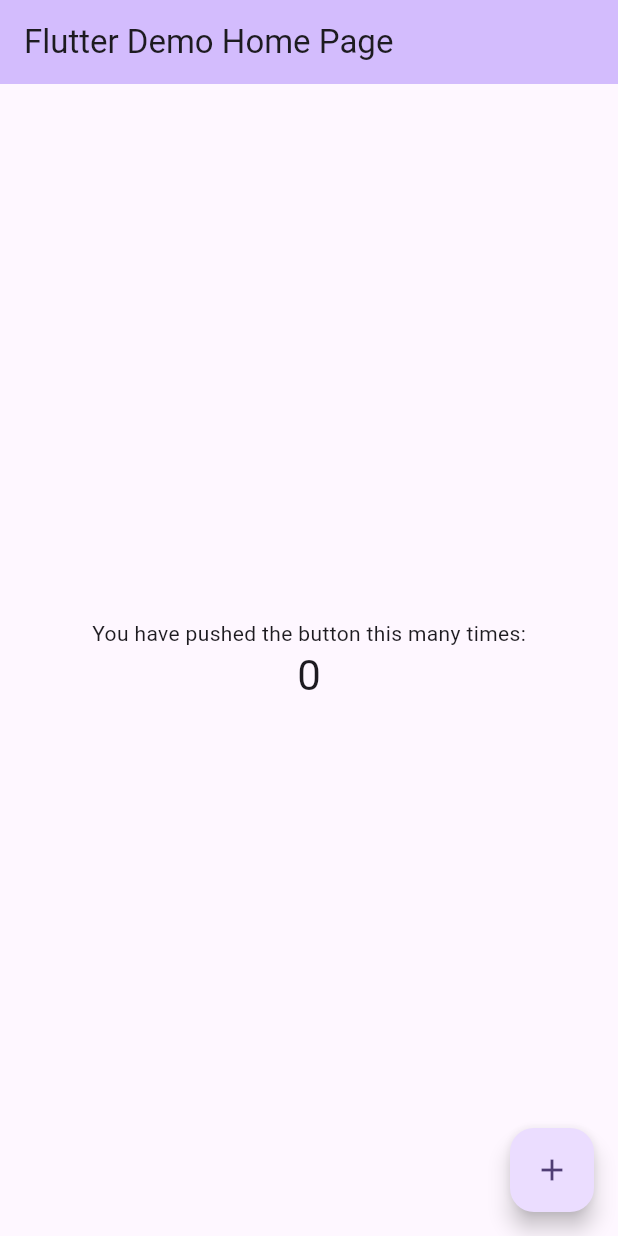
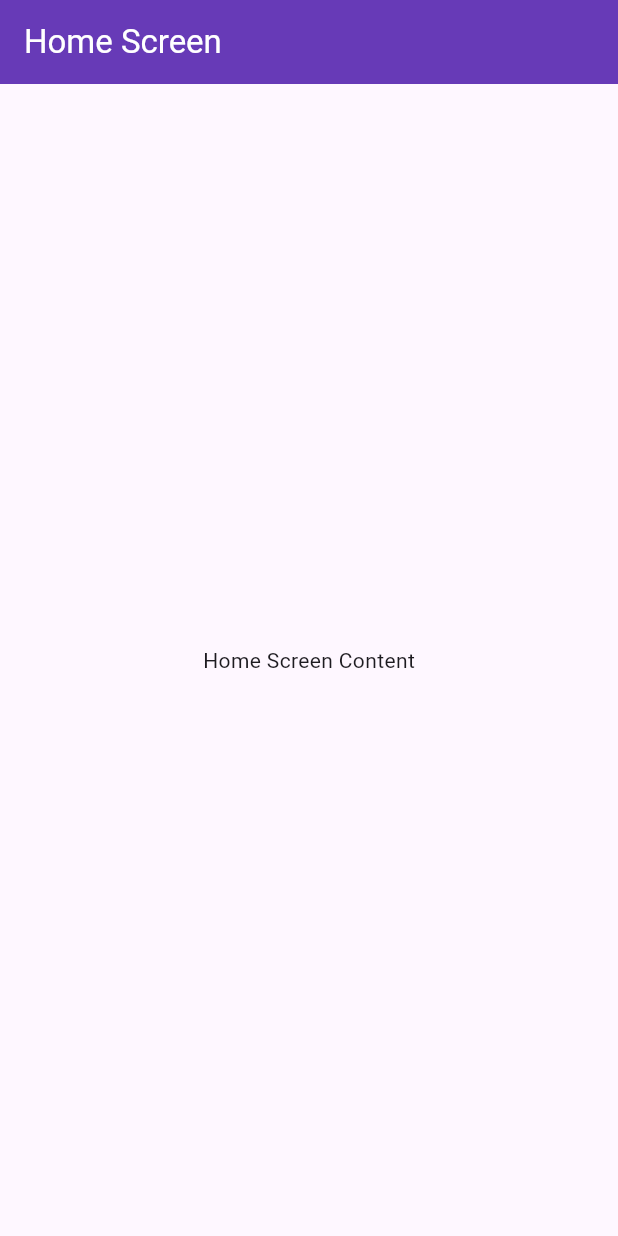
Before and after one commit to yuka-nomu/omamagoto_barcode_app, a Flutter app: the screen it shows after launch, on a phone screen of 412 x 824 dp. Run offline on Flutter 3.47's test engine with Material 3 defaults, Android fonts, the phone set to English and light mode, and no system bars; our stand-ins replace flutter_riverpod, go_router.

Commit message:
implement routing

```diff
--- /dev/null
+++ b/lib/app.dart
@@ -0,0 +1,19 @@
+import 'package:flutter/material.dart';
+import 'package:flutter_riverpod/flutter_riverpod.dart';
+import 'package:omamagoto_barcode_app/router/app_router.dart';
+import 'package:omamagoto_barcode_app/theme/app_theme.dart';
+
+class MyApp extends ConsumerWidget {
+  const MyApp({super.key});
+
+  @override
+  Widget build(BuildContext context, WidgetRef ref) {
+    return MaterialApp.router(
+      title: 'Omamagoto Barcode App',
+      theme: AppTheme.lightTheme,
+      darkTheme: AppTheme.darkTheme,
+      themeMode: ThemeMode.system,
+      routerConfig: appRouter,
+    );
+  }
+}
--- a/lib/main.dart
+++ b/lib/main.dart
@@ -1,122 +1,7 @@
 import 'package:flutter/material.dart';
+import 'package:flutter_riverpod/flutter_riverpod.dart';
+import 'app.dart';
 
 void main() {
-  runApp(const MyApp());
+  runApp(const ProviderScope(child: MyApp()));
 }
-
-class MyApp extends StatelessWidget {
-  const MyApp({super.key});
-
-  // This widget is the root of your application.
-  @override
-  Widget build(BuildContext context) {
-    return MaterialApp(
-      title: 'Flutter Demo',
-      theme: ThemeData(
-        // This is the theme of your application.
-        //
-        // TRY THIS: Try running your application with "flutter run". You'll see
-        // the application has a purple toolbar. Then, without quitting the app,
-        // try changing the seedColor in the colorScheme below to Colors.green
-        // and then invoke "hot reload" (save your changes or press the "hot
-        // reload" button in a Flutter-supported IDE, or press "r" if you used
-        // the command line to start the app).
-        //
-        // Notice that the counter didn't reset back to zero; the application
-        // state is not lost during the reload. To reset the state, use hot
-        // restart instead.
-        //
-        // This works for code too, not just values: Most code changes can be
-        // tested with just a hot reload.
-        colorScheme: .fromSeed(seedColor: Colors.deepPurple),
-      ),
-      home: const MyHomePage(title: 'Flutter Demo Home Page'),
-    );
-  }
-}
-
-class MyHomePage extends StatefulWidget {
-  const MyHomePage({super.key, required this.title});
-
-  // This widget is the home page of your application. It is stateful, meaning
-  // that it has a State object (defined below) that contains fields that affect
-  // how it looks.
-
-  // This class is the configuration for the state. It holds the values (in this
-  // case the title) provided by the parent (in this case the App widget) and
-  // used by the build method of the State. Fields in a Widget subclass are
-  // always marked "final".
-
-  final String title;
-
-  @override
-  State<MyHomePage> createState() => _MyHomePageState();
-}
-
-class _MyHomePageState extends State<MyHomePage> {
-  int _counter = 0;
-
-  void _incrementCounter() {
-    setState(() {
-      // This call to setState tells the Flutter framework that something has
-      // changed in this State, which causes it to rerun the build method below
-      // so that the display can reflect the updated values. If we changed
-      // _counter without calling setState(), then the build method would not be
-      // called again, and so nothing would appear to happen.
-      _counter++;
-    });
-  }
-
-  @override
-  Widget build(BuildContext context) {
-    // This method is rerun every time setState is called, for instance as done
-    // by the _incrementCounter method above.
-    //
-    // The Flutter framework has been optimized to make rerunning build methods
-    // fast, so that you can just rebuild anything that needs updating rather
-    // than having to individually change instances of widgets.
-    return Scaffold(
-      appBar: AppBar(
-        // TRY THIS: Try changing the color here to a specific color (to
-        // Colors.amber, perhaps?) and trigger a hot reload to see the AppBar
-        // change color while the other colors stay the same.
-        backgroundColor: Theme.of(context).colorScheme.inversePrimary,
-        // Here we take the value from the MyHomePage object that was created by
-        // the App.build method, and use it to set our appbar title.
-        title: Text(widget.title),
-      ),
-      body: Center(
-        // Center is a layout widget. It takes a single child and positions it
-        // in the middle of the parent.
-        child: Column(
-          // Column is also a layout widget. It takes a list of children and
-          // arranges them vertically. By default, it sizes itself to fit its
-          // children horizontally, and tries to be as tall as its parent.
-          //
-          // Column has various properties to control how it sizes itself and
-          // how it positions its children. Here we use mainAxisAlignment to
-          // center the children vertically; the main axis here is the vertical
-          // axis because Columns are vertical (the cross axis would be
-          // horizontal).
-          //
-          // TRY THIS: Invoke "debug painting" (choose the "Toggle Debug Paint"
-          // action in the IDE, or press "p" in the console), to see the
-          // wireframe for each widget.
-          mainAxisAlignment: .center,
-          children: [
-            const Text('You have pushed the button this many times:'),
-            Text(
-              '$_counter',
-              style: Theme.of(context).textTheme.headlineMedium,
-            ),
-          ],
-        ),
-      ),
-      floatingActionButton: FloatingActionButton(
-        onPressed: _incrementCounter,
-        tooltip: 'Increment',
-        child: const Icon(Icons.add),
-      ),
-    );
-  }
-}
--- /dev/null
+++ b/lib/router/app_router.dart
@@ -0,0 +1,42 @@
+import 'package:flutter/material.dart';
+import 'package:go_router/go_router.dart';
+import 'package:omamagoto_barcode_app/screens/barcode_print_screen.dart';
+import 'package:omamagoto_barcode_app/screens/checkout_screen.dart';
+import 'package:omamagoto_barcode_app/screens/home_screen.dart';
+import 'package:omamagoto_barcode_app/screens/product_edit_screen.dart';
+import 'package:omamagoto_barcode_app/screens/product_list_screen.dart';
+import 'package:omamagoto_barcode_app/screens/scan_screen.dart';
+import 'package:omamagoto_barcode_app/screens/settings_screen.dart';
+
+final appRouter = GoRouter(
+  routes: [
+    GoRoute(
+      path: '/',
+      builder: (context, state) => const HomeScreen(),
+    ),
+    GoRoute(
+      path: '/products',
+      builder: (context, state) => const ProductListScreen(),
+    ),
+    GoRoute(
+      path: '/product-edit',
+      builder: (context, state) => const ProductEditScreen(),
+    ),
+    GoRoute(
+      path: '/print',
+      builder: (context, state) => const BarcodePrintScreen(),
+    ),
+    GoRoute(
+      path: '/scan',
+      builder: (context, state) => const ScanScreen(),
+    ),
+    GoRoute(
+      path: '/checkout',
+      builder: (context, state) => const CheckoutScreen(),
+    ),
+    GoRoute(
+      path: '/settings',
+      builder: (context, state) => const SettingsScreen(),
+    ),
+  ],
+);
--- /dev/null
+++ b/lib/screens/home_screen.dart
@@ -0,0 +1,17 @@
+import 'package:flutter/material.dart';
+
+class HomeScreen extends StatelessWidget {
+  const HomeScreen({super.key});
+
+  @override
+  Widget build(BuildContext context) {
+    return Scaffold(
+      appBar: AppBar(
+        title: const Text('Home Screen'),
+      ),
+      body: const Center(
+        child: Text('Home Screen Content'),
+      ),
+    );
+  }
+}
--- /dev/null
+++ b/lib/theme/app_theme.dart
@@ -0,0 +1,27 @@
+import 'package:flutter/material.dart';
+
+class AppTheme {
+  static final lightTheme = ThemeData(
+    colorScheme: ColorScheme.fromSeed(
+      seedColor: Colors.deepPurple,
+      brightness: Brightness.light,
+    ),
+    useMaterial3: true,
+    appBarTheme: const AppBarTheme(
+      backgroundColor: Colors.deepPurple,
+      foregroundColor: Colors.white,
+    ),
+  );
+
+  static final darkTheme = ThemeData(
+    colorScheme: ColorScheme.fromSeed(
+      seedColor: Colors.deepPurple,
+      brightness: Brightness.dark,
+    ),
+    useMaterial3: true,
+    appBarTheme: const AppBarTheme(
+      backgroundColor: Colors.deepPurple,
+      foregroundColor: Colors.white,
+    ),
+  );
+}
```
Also changed, not shown: lib/screens/barcode_print_screen.dart (added, +17 -0 lines), lib/screens/checkout_screen.dart (added, +17 -0 lines), lib/screens/product_edit_screen.dart (added, +17 -0 lines), lib/screens/product_list_screen.dart (added, +17 -0 lines), lib/screens/scan_screen.dart (added, +17 -0 lines), lib/screens/settings_screen.dart (added, +17 -0 lines), 1 other file.
